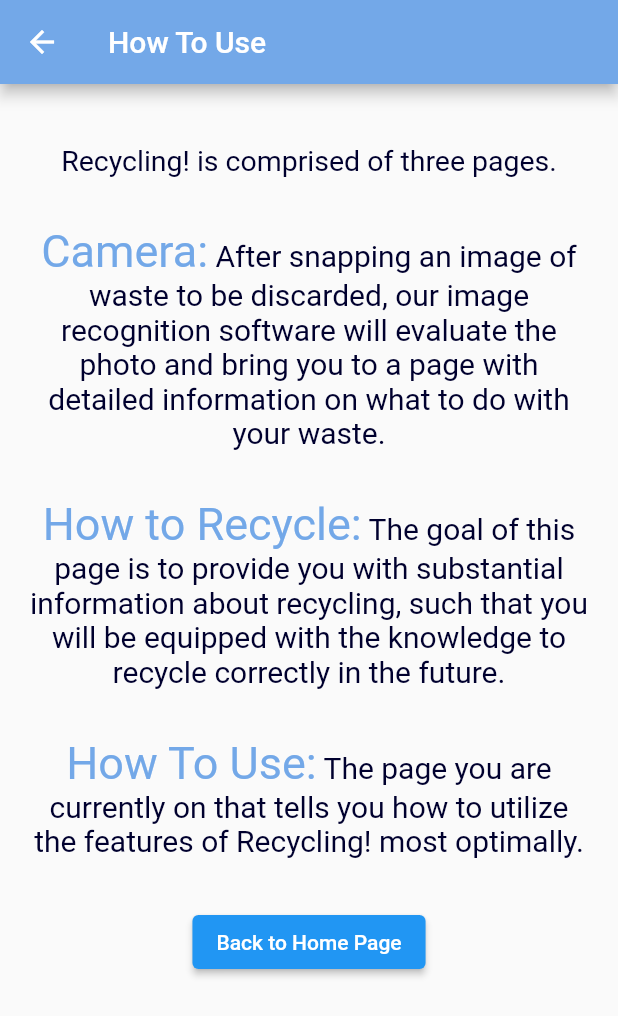
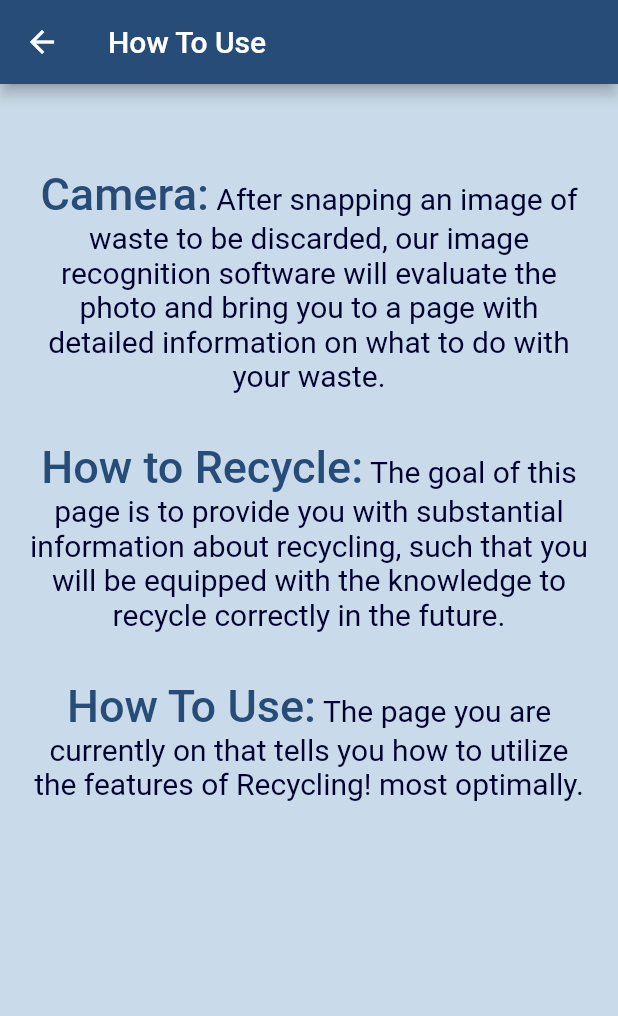
Before and after one commit to Vicolee/recycle-mobile-app, a Flutter app: the screen it shows after launch, after a tap on "How to Use", on a phone screen of 412 x 824 dp. Shown: the top 1016 px of the screen. Run offline on Flutter 3.47's test engine with Material 2 defaults, Android fonts, the phone set to English and light mode, and no system bars.

Commit message:
updated app aesthetic, theme of colors on main.dart

```diff
--- a/recycle_app/lib/camera.dart
+++ b/recycle_app/lib/camera.dart
@@ -4,7 +4,9 @@ class Camera extends StatelessWidget {
   @override
   Widget build(BuildContext context) {
     return Scaffold(
+      backgroundColor: Theme.of(context).backgroundColor,
       appBar: AppBar(
+        backgroundColor: Theme.of(context).primaryColor,
         title: Text("Camera"),
       ),
       body: Center(
--- a/recycle_app/lib/home.dart
+++ b/recycle_app/lib/home.dart
@@ -7,14 +7,28 @@ class Home extends StatelessWidget {
   @override
   Widget build(BuildContext context) {
     return Scaffold(
+        backgroundColor: Theme.of(context).backgroundColor,
         appBar: AppBar(
           title: Text('Home Page'),
+          backgroundColor: Theme.of(context).primaryColor,
         ),
-        body: Column(
+        body: Container(
+            margin: new EdgeInsets.only(top: 40),
+            child: Column(
               children: [
+                Image(
+                    image: AssetImage('assets/images/download.jpg'),
+                    width: 250,
+                    height: 250),
                 Center(
-              child: ElevatedButton(
-                child: Text('Take A Picture'),
+                  child: RaisedButton(
+                    color: Theme.of(context).focusColor,
+                    shape: RoundedRectangleBorder(
+                        borderRadius: BorderRadius.circular(15)),
+                    padding: EdgeInsets.all(15),
+                    textColor: Colors.white,
+                    child:
+                        Text('Take A Picture', style: TextStyle(fontSize: 30)),
                     onPressed: () {
                       Navigator.push(
                         context,
@@ -23,9 +37,15 @@ class Home extends StatelessWidget {
                     },
                   ),
                 ),
+                Text('\n\n'),
                 Center(
-              child: ElevatedButton(
-                child: Text('How to Use'),
+                  child: RaisedButton(
+                    shape: RoundedRectangleBorder(
+                        borderRadius: BorderRadius.circular(15)),
+                    color: Theme.of(context).focusColor,
+                    padding: EdgeInsets.all(15),
+                    textColor: Colors.white,
+                    child: Text('How to Use', style: TextStyle(fontSize: 30)),
                     onPressed: () {
                       Navigator.push(
                         context,
@@ -34,9 +54,16 @@ class Home extends StatelessWidget {
                     },
                   ),
                 ),
+                Text('\n\n'),
                 Center(
-              child: ElevatedButton(
-                child: Text('General Information'),
+                  child: RaisedButton(
+                    color: Theme.of(context).focusColor,
+                    shape: RoundedRectangleBorder(
+                        borderRadius: BorderRadius.circular(15)),
+                    textColor: Colors.white,
+                    padding: EdgeInsets.all(15),
+                    child: Text('General Information',
+                        style: TextStyle(fontSize: 30)),
                     onPressed: () {
                       Navigator.push(
                         context,
@@ -46,6 +73,6 @@ class Home extends StatelessWidget {
                   ),
                 ),
               ],
-        ));
+            )));
   }
 }
--- a/recycle_app/lib/how_to_use.dart
+++ b/recycle_app/lib/how_to_use.dart
@@ -9,28 +9,30 @@ class HowToUse extends StatelessWidget {
   @override
   Widget build(BuildContext context) {
     return Scaffold(
+        backgroundColor: Theme.of(context).backgroundColor,
         appBar: AppBar(
           title: Text(
             "How To Use",
-          ), // style: TextStyle(color: Color.fromRGBO(0, 0, 46, 1))
-          backgroundColor: Color.fromRGBO(115, 168, 232, 1),
+          ), // style: TextStyle(color: Color.fromRGBO(10, 10, 82, 1))
+          backgroundColor: Theme.of(context).primaryColor,
         ),
         body: Container(
           margin: new EdgeInsets.only(top: 40, left: 18, right: 18),
           child: Column(
             mainAxisSize: MainAxisSize.min,
             children: <Widget>[
-              Center(
-                child: Text(
-                  'Recycling! is comprised of three pages.',
-                  style: TextStyle(
-                    color: Color.fromRGBO(0, 0, 46, 1),
-                    fontSize: 19,
-                  ),
-                  textAlign: TextAlign.center,
-                ),
-              ),
-              Text('\n'),
+              // Center(
+              //   child: Text(
+              //     'Recycling! is comprised of three pages:',
+              //     style: TextStyle(
+              //       color: Theme.of(context).primaryColor,
+              //       fontWeight: FontWeight.bold,
+              //       fontSize: 19,
+              //     ),
+              //     textAlign: TextAlign.center,
+              //   ),
+              // ),
+              Text(''),
 
               // Information about Camera page
               // the word 'Camera' is linked to the Camera page (see Navigator.push...)
@@ -63,13 +65,12 @@ class HowToUse extends StatelessWidget {
 
               Text('\n'),
 
-              // TODO: COULD CHANGE THIS BUTTON INTO LOGO THAT GOES BACK TO HOME PAGE
-              ElevatedButton(
-                onPressed: () {
-                  Navigator.pop(context);
-                },
-                child: Text('Back to Home Page'),
-              )
+              // ElevatedButton(
+              //   onPressed: () {
+              //     Navigator.pop(context);
+              //   },
+              //   child: Text('Back to Home Page'),
+              // )
             ],
           ),
         ));
--- a/recycle_app/lib/info.dart
+++ b/recycle_app/lib/info.dart
@@ -4,8 +4,10 @@ class Info extends StatelessWidget {
   @override
   Widget build(BuildContext context) {
     return Scaffold(
+      backgroundColor: Theme.of(context).backgroundColor,
       appBar: AppBar(
         title: Text("Info Page"),
+        backgroundColor: Theme.of(context).primaryColor,
       ),
       body: Center(
         child: ElevatedButton(
--- a/recycle_app/lib/main.dart
+++ b/recycle_app/lib/main.dart
@@ -3,7 +3,13 @@ import 'package:recycle_app/home.dart';
 
 void main() {
   runApp(MaterialApp(
-    title: 'Navigation Basics',
-    home: Home(),
-  ));
+      title: 'Navigation Basics',
+      home: Home(),
+      theme: ThemeData(
+          accentColor: Color.fromRGBO(181, 101, 118, 1),
+          highlightColor: Color.fromRGBO(115, 168, 232, 1),
+          textSelectionColor: Color.fromRGBO(10, 10, 82, 1),
+          primaryColor: Color.fromRGBO(39, 76, 119, 1),
+          focusColor: Color.fromRGBO(121, 180, 115, 1),
+          backgroundColor: Color.fromRGBO(201, 219, 234, 1))));
 }
--- a/recycle_app/lib/pgraph.dart
+++ b/recycle_app/lib/pgraph.dart
@@ -22,7 +22,8 @@ class PGraph extends StatelessWidget {
               text: link,
               style: TextStyle(
                   // make linked word larger and a light blue
-                  color: Color.fromRGBO(115, 168, 232, 1),
+                  color: Theme.of(context).primaryColor,
+                  fontWeight: FontWeight.w500,
                   fontSize: 30),
               recognizer: new TapGestureRecognizer()
                 ..onTap = () {
--- a/recycle_app/pubspec.yaml
+++ b/recycle_app/pubspec.yaml
@@ -45,8 +45,8 @@ flutter:
   uses-material-design: true
 
   # To add assets to your application, add an assets section, like this:
-  # assets:
-  #   - images/a_dot_burr.jpeg
+  assets:
+     - assets/images/download.jpg
   #   - images/a_dot_ham.jpeg
 
   # An image asset can refer to one or more resolution-specific "variants", see
```
Also changed, not shown: recycle_app/assets/images/download.jpg (added). Lines whose indentation alone changed are shown as unchanged.
